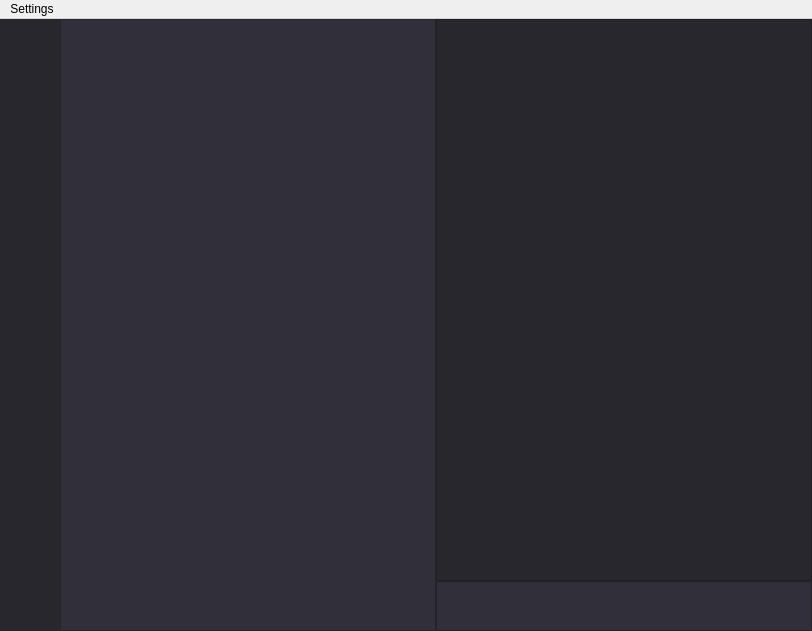
Above: ui_forms/chats_window.ui from StackTraceSoftware/Trace-Desktop before the change. Below: the same form after it.
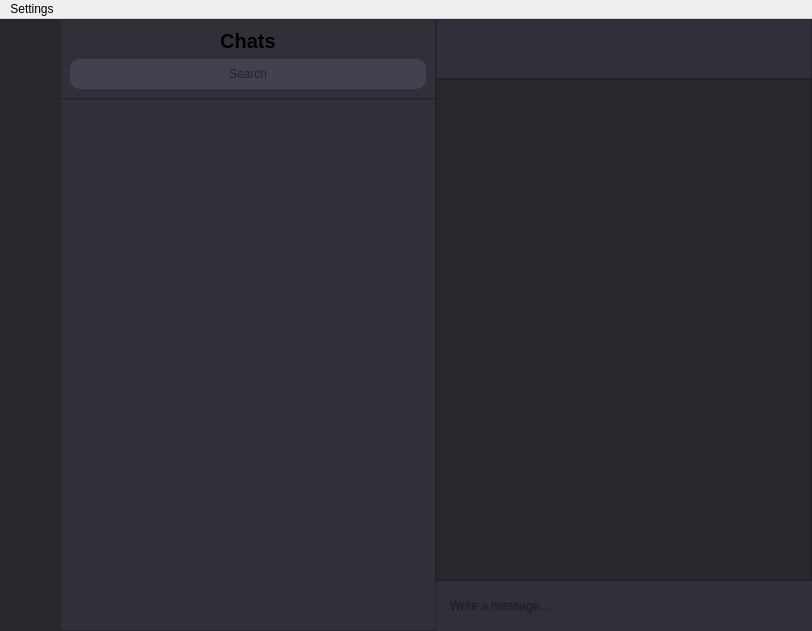
That is the form after the change. Icons and pictures are not drawn.

Commit message: add search field, add frame with recipient name at top of current chat

Patch:
```diff
--- a/ui_forms/chats_window.ui
+++ b/ui_forms/chats_window.ui
@@ -115,10 +115,82 @@
        <bool>true</bool>
       </property>
       <widget class="QWidget" name="layoutWidget">
-       <layout class="QHBoxLayout" name="horizontalLayout">
+       <layout class="QVBoxLayout" name="verticalLayout">
         <property name="spacing">
          <number>0</number>
         </property>
+        <item>
+         <widget class="QFrame" name="frame">
+          <property name="minimumSize">
+           <size>
+            <width>0</width>
+            <height>70</height>
+           </size>
+          </property>
+          <property name="styleSheet">
+           <string notr="true">QFrame
+{
+	background-color: rgb(49, 48, 57);
+}</string>
+          </property>
+          <property name="frameShape">
+           <enum>QFrame::Shape::StyledPanel</enum>
+          </property>
+          <property name="frameShadow">
+           <enum>QFrame::Shadow::Raised</enum>
+          </property>
+          <layout class="QVBoxLayout" name="verticalLayout_2">
+           <item>
+            <widget class="QLabel" name="label">
+             <property name="font">
+              <font>
+               <pointsize>15</pointsize>
+               <bold>true</bold>
+              </font>
+             </property>
+             <property name="text">
+              <string>Chats</string>
+             </property>
+             <property name="alignment">
+              <set>Qt::AlignmentFlag::AlignCenter</set>
+             </property>
+            </widget>
+           </item>
+           <item>
+            <widget class="QLineEdit" name="lineEdit">
+             <property name="minimumSize">
+              <size>
+               <width>0</width>
+               <height>30</height>
+              </size>
+             </property>
+             <property name="focusPolicy">
+              <enum>Qt::FocusPolicy::ClickFocus</enum>
+             </property>
+             <property name="styleSheet">
+              <string notr="true">QLineEdit
+{
+	background-color: rgb(67, 65, 80);
+	border-radius: 10px;
+}</string>
+             </property>
+             <property name="frame">
+              <bool>false</bool>
+             </property>
+             <property name="alignment">
+              <set>Qt::AlignmentFlag::AlignCenter</set>
+             </property>
+             <property name="placeholderText">
+              <string>Search</string>
+             </property>
+             <property name="clearButtonEnabled">
+              <bool>true</bool>
+             </property>
+            </widget>
+           </item>
+          </layout>
+         </widget>
+        </item>
         <item>
          <widget class="QListWidget" name="list_of_chats">
           <property name="styleSheet">
@@ -187,6 +259,43 @@
         <property name="leftMargin">
          <number>0</number>
         </property>
+        <item>
+         <widget class="QFrame" name="recipient">
+          <property name="minimumSize">
+           <size>
+            <width>0</width>
+            <height>60</height>
+           </size>
+          </property>
+          <property name="styleSheet">
+           <string notr="true">QFrame
+{
+	background-color: rgb(49, 48, 58);
+}</string>
+          </property>
+          <property name="frameShape">
+           <enum>QFrame::Shape::StyledPanel</enum>
+          </property>
+          <property name="frameShadow">
+           <enum>QFrame::Shadow::Raised</enum>
+          </property>
+          <layout class="QHBoxLayout" name="horizontalLayout">
+           <item>
+            <widget class="QLabel" name="recipientName">
+             <property name="font">
+              <font>
+               <pointsize>16</pointsize>
+               <bold>true</bold>
+              </font>
+             </property>
+             <property name="text">
+              <string/>
+             </property>
+            </widget>
+           </item>
+          </layout>
+         </widget>
+        </item>
         <item>
          <widget class="QListWidget" name="current_chat">
           <property name="styleSheet">
@@ -217,12 +326,49 @@
             <height>50</height>
            </size>
           </property>
+          <property name="maximumSize">
+           <size>
+            <width>16777215</width>
+            <height>16777215</height>
+           </size>
+          </property>
+          <property name="toolTipDuration">
+           <number>-1</number>
+          </property>
           <property name="styleSheet">
            <string notr="true">QLineEdit
 {
-	background-color: rgb(49, 48, 58)
+	background-color: rgb(49, 48, 58);
+	padding-left: 12px;
 }</string>
           </property>
+          <property name="inputMethodHints">
+           <set>Qt::InputMethodHint::ImhNone</set>
+          </property>
+          <property name="frame">
+           <bool>false</bool>
+          </property>
+          <property name="cursorPosition">
+           <number>0</number>
+          </property>
+          <property name="alignment">
+           <set>Qt::AlignmentFlag::AlignLeading|Qt::AlignmentFlag::AlignLeft|Qt::AlignmentFlag::AlignVCenter</set>
+          </property>
+          <property name="dragEnabled">
+           <bool>false</bool>
+          </property>
+          <property name="readOnly">
+           <bool>false</bool>
+          </property>
+          <property name="placeholderText">
+           <string>Write a message...</string>
+          </property>
+          <property name="cursorMoveStyle">
+           <enum>Qt::CursorMoveStyle::LogicalMoveStyle</enum>
+          </property>
+          <property name="clearButtonEnabled">
+           <bool>false</bool>
+          </property>
          </widget>
         </item>
        </layout>
```
The commit also changes 1 other file.
